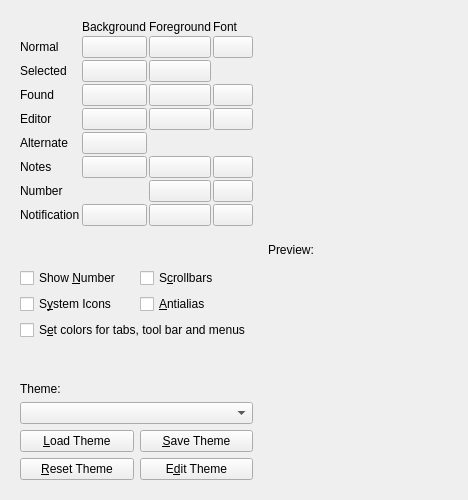
The window that src/ui/configtabappearance.ui (hluk/CopyQ) describes before a commit, drawn with Qt 5.
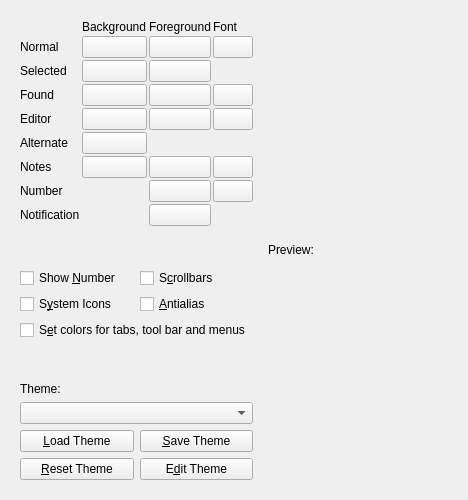
The same window after the commit.

Commit message: Use KNotifications for notifications

What changed in the file:
```diff
--- a/src/ui/configtabappearance.ui
+++ b/src/ui/configtabappearance.ui
@@ -33,8 +33,8 @@
        <rect>
         <x>0</x>
         <y>0</y>
-        <width>272</width>
-        <height>482</height>
+        <width>271</width>
+        <height>484</height>
        </rect>
       </property>
       <layout class="QVBoxLayout" name="verticalLayout_9">
@@ -252,13 +252,6 @@
            </property>
           </widget>
          </item>
-         <item row="8" column="1">
-          <widget class="QPushButton" name="pushButtonColorNotificationBg">
-           <property name="text">
-            <string/>
-           </property>
-          </widget>
-         </item>
          <item row="8" column="2">
           <widget class="QPushButton" name="pushButtonColorNotificationFg">
            <property name="text">
@@ -266,13 +259,6 @@
            </property>
           </widget>
          </item>
-         <item row="8" column="3">
-          <widget class="QPushButton" name="pushButtonNotificationFont">
-           <property name="text">
-            <string/>
-           </property>
-          </widget>
-         </item>
         </layout>
        </item>
        <item>
```
Left out of the diff: 2 changed lines with no effect on the pictures. The commit also changes 39 other files.
